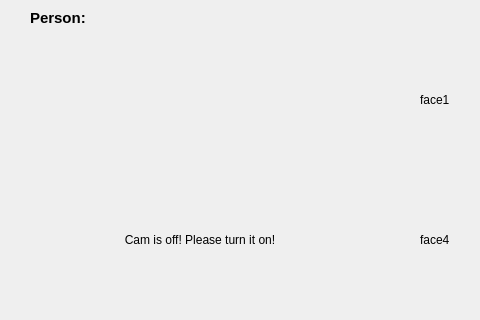
Above: faceDemo/detect.ui from dreamcity/FaceDetectRecoginze before the change; both pictures show x 0 to 480 and y 0 to 320 of the 1000 by 540 pixel window. Below: the same form after it.
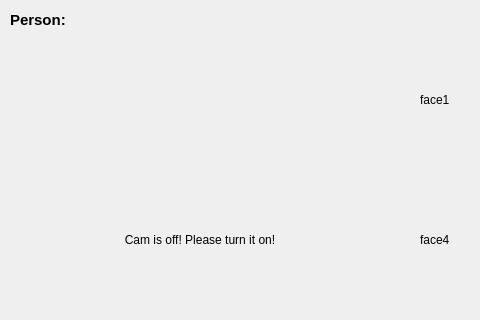
That is the form after the change.

What changed in the file:
```diff
--- a/faceDemo/detect.ui
+++ b/faceDemo/detect.ui
@@ -16,10 +16,10 @@
   <widget class="QLabel" name="label">
    <property name="geometry">
     <rect>
-     <x>30</x>
+     <x>10</x>
      <y>10</y>
-     <width>61</width>
-     <height>16</height>
+     <width>70</width>
+     <height>20</height>
     </rect>
    </property>
    <property name="font">
@@ -62,9 +62,9 @@
   <widget class="QLabel" name="label_name">
    <property name="geometry">
     <rect>
-     <x>120</x>
-     <y>6</y>
-     <width>141</width>
+     <x>80</x>
+     <y>10</y>
+     <width>200</width>
      <height>20</height>
     </rect>
    </property>
```
